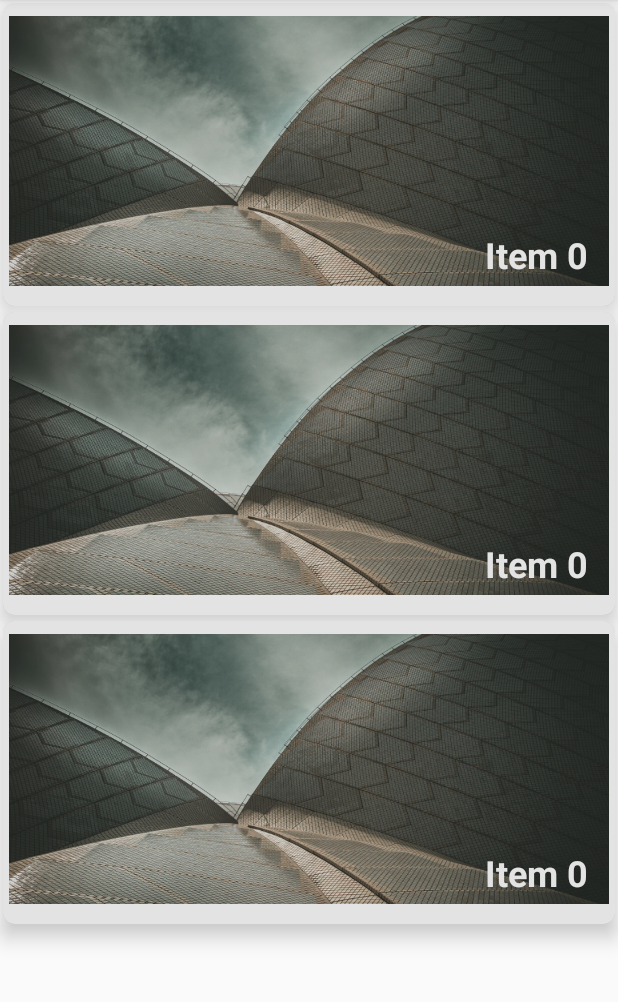
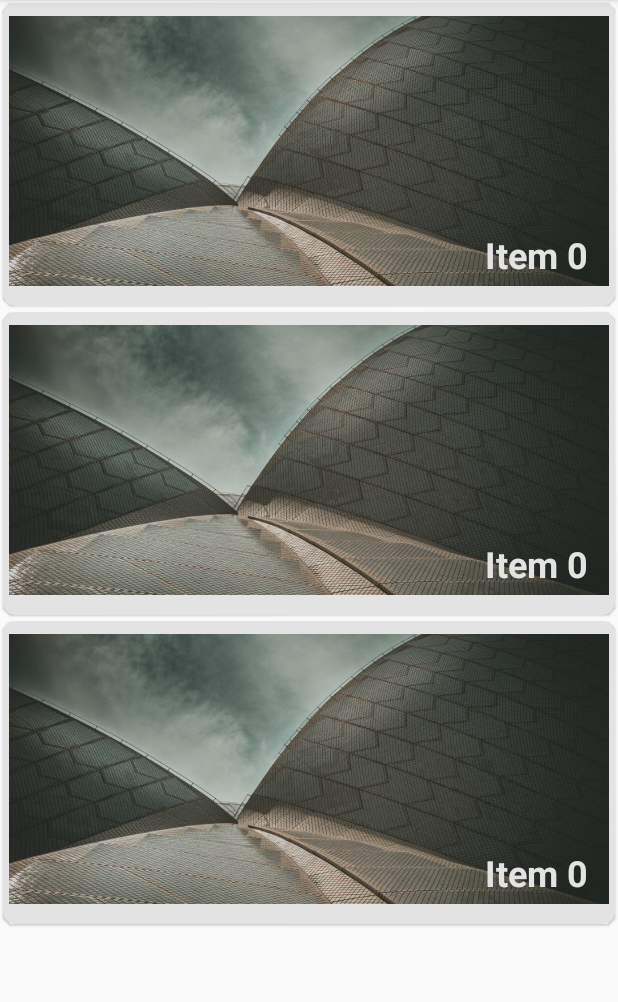
Before and after one commit to gabrielbmoro/AppMaterial, an Android app: the layout activity_main.xml on its own in the app's theme, with its tools: preview values and no code run, on a phone screen of 412 x 824 dp, the part 84-1086 px from its top. Run offline under Robolectric (Android 15) with nearby library versions, the phone set to English and light mode, and no system bars.

Commit message:
Changing Cardview elevation to 1dp

```diff
--- a/XYZ-reader/app/src/main/res/values/dimens.xml
+++ b/XYZ-reader/app/src/main/res/values/dimens.xml
@@ -4,7 +4,7 @@
     <dimen name="cardViewHeight">200dp</dimen>
     <dimen name="cardViewMargin">2dp</dimen>
     <dimen name="cardViewRadius">8dp</dimen>
-    <dimen name="cardViewElevation">8dp</dimen>
+    <dimen name="cardViewElevation">1dp</dimen>
     <dimen name="cardViewTextMargin">18dp</dimen>
     <dimen name="imageCardViewHeight">180dp</dimen>
     <dimen name="cardImageViewMarginTop">10dp</dimen>
```
